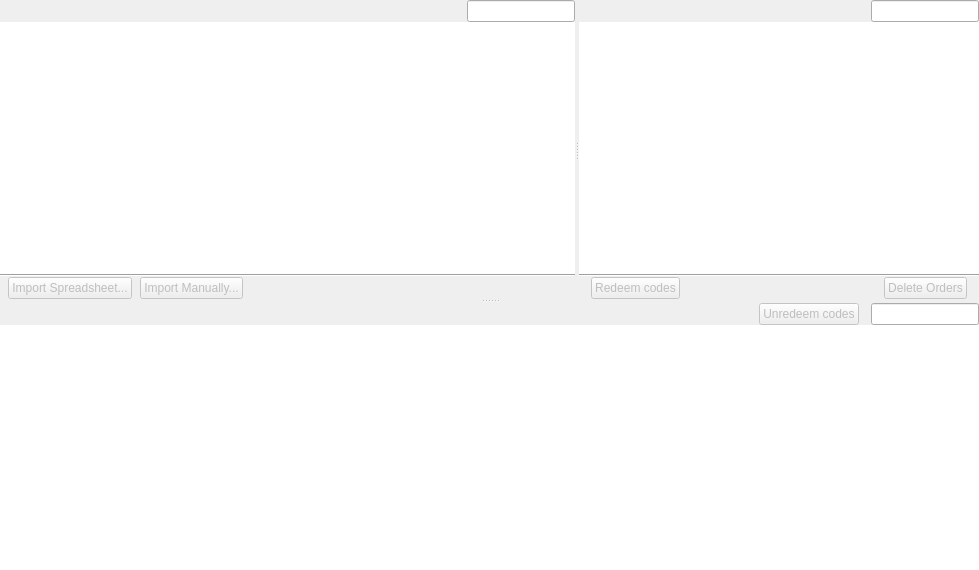
Above: FWAdminLib/IOSVPPCodeManagementWidget.ui from fw-dev/translations before the change. Below: the same form after it.
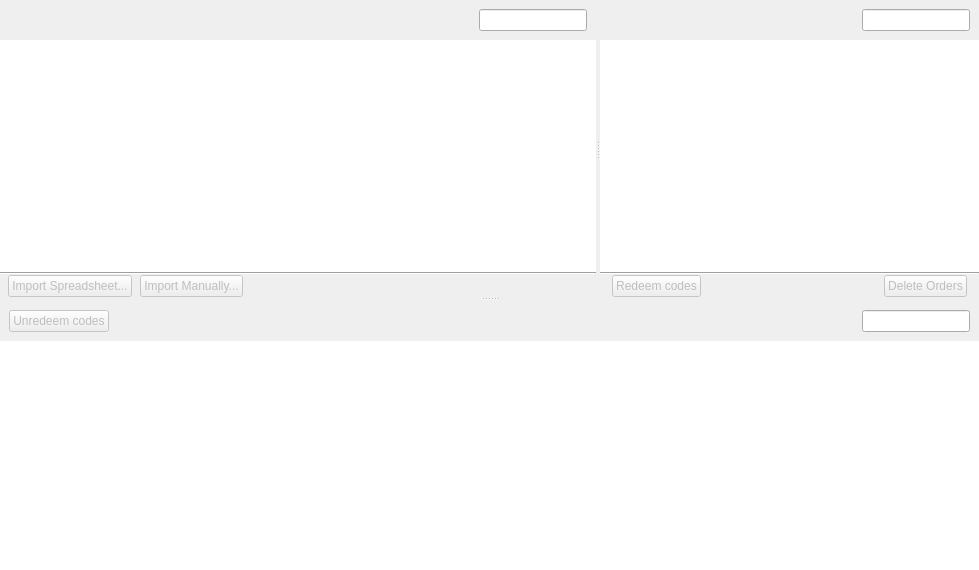
That is the form after the change. Custom widgets are drawn as their Qt base class.

Diff of the .ui file:
```diff
--- a/FWAdminLib/IOSVPPCodeManagementWidget.ui
+++ b/FWAdminLib/IOSVPPCodeManagementWidget.ui
@@ -35,36 +35,8 @@
          <number>0</number>
         </property>
         <item>
+         <widget class="ViewSearchHeader" name="filesetHeaer" native="true">
          <layout class="QHBoxLayout" name="horizontalLayout_5">
-          <item>
-           <spacer name="horizontalSpacer_9">
-            <property name="orientation">
-             <enum>Qt::Horizontal</enum>
-            </property>
-            <property name="sizeType">
-             <enum>QSizePolicy::Minimum</enum>
-            </property>
-            <property name="sizeHint" stdset="0">
-             <size>
-              <width>12</width>
-              <height>0</height>
-             </size>
-            </property>
-           </spacer>
-          </item>
-          <item>
-           <widget class="QLabel" name="filesetCountLabel">
-            <property name="minimumSize">
-             <size>
-              <width>100</width>
-              <height>0</height>
-             </size>
-            </property>
-            <property name="text">
-             <string/>
-            </property>
-           </widget>
-          </item>
           <item>
            <spacer name="horizontalSpacer_3">
             <property name="orientation">
@@ -78,6 +50,13 @@
             </property>
            </spacer>
           </item>
+           <item>
+            <widget class="QLabel" name="filesetCountLabel">
+             <property name="text">
+              <string/>
+             </property>
+            </widget>
+           </item>
           <item>
            <widget class="SearchLineEdit" name="filesetSearch">
             <property name="sizePolicy">
@@ -95,6 +74,7 @@
            </widget>
           </item>
          </layout>
+         </widget>
         </item>
         <item>
          <layout class="QVBoxLayout" name="filesetLayout">
@@ -102,7 +82,7 @@
            <number>0</number>
           </property>
           <item>
-           <widget class="StandardTreeView" name="iosFilesetsView">
+           <widget class="StyledTreeView" name="iosFilesetsView">
             <property name="sizePolicy">
              <sizepolicy hsizetype="Expanding" vsizetype="MinimumExpanding">
               <horstretch>0</horstretch>
@@ -142,6 +122,9 @@
             <attribute name="headerDefaultSectionSize">
              <number>200</number>
             </attribute>
+            <attribute name="headerStretchLastSection">
+             <bool>true</bool>
+            </attribute>
            </widget>
           </item>
           <item>
@@ -216,23 +199,34 @@
          <number>0</number>
         </property>
         <item>
+         <widget class="ViewSearchHeader" name="codesHeader" native="true">
          <layout class="QHBoxLayout" name="horizontalLayout_3">
           <item>
-           <spacer name="horizontalSpacer_7">
+            <spacer name="horizontalSpacer_4">
             <property name="orientation">
              <enum>Qt::Horizontal</enum>
             </property>
-            <property name="sizeType">
-             <enum>QSizePolicy::Minimum</enum>
-            </property>
             <property name="sizeHint" stdset="0">
              <size>
-              <width>12</width>
+               <width>0</width>
               <height>0</height>
              </size>
             </property>
            </spacer>
           </item>
+           <item>
+            <widget class="QLabel" name="vppCountLabel">
+             <property name="minimumSize">
+              <size>
+               <width>0</width>
+               <height>0</height>
+              </size>
+             </property>
+             <property name="text">
+              <string/>
+             </property>
+            </widget>
+           </item>
           <item>
            <widget class="CircularProgressIndicator" name="circularProgress" native="true">
             <property name="minimumSize">
@@ -249,32 +243,6 @@
             </property>
            </widget>
           </item>
-          <item>
-           <widget class="QLabel" name="vppCountLabel">
-            <property name="minimumSize">
-             <size>
-              <width>100</width>
-              <height>0</height>
-             </size>
-            </property>
-            <property name="text">
-             <string/>
-            </property>
-           </widget>
-          </item>
-          <item>
-           <spacer name="horizontalSpacer_4">
-            <property name="orientation">
-             <enum>Qt::Horizontal</enum>
-            </property>
-            <property name="sizeHint" stdset="0">
-             <size>
-              <width>40</width>
-              <height>20</height>
-             </size>
-            </property>
-           </spacer>
-          </item>
           <item>
            <widget class="SearchLineEdit" name="codesSearch">
             <property name="sizePolicy">
@@ -292,12 +260,10 @@
            </widget>
           </item>
          </layout>
+         </widget>
         </item>
         <item>
-         <widget class="StandardTreeView" name="iosCodesTree">
-          <property name="styleSheet">
-           <string notr="true"/>
-          </property>
+         <widget class="StyledTreeView" name="iosCodesTree">
           <property name="frameShape">
            <enum>QFrame::NoFrame</enum>
           </property>
@@ -401,49 +367,8 @@
         <number>0</number>
        </property>
        <item>
+        <widget class="ViewSearchHeader" name="redemptionEventHeader" native="true">
         <layout class="QHBoxLayout" name="horizontalLayout_2">
-         <property name="spacing">
-          <number>0</number>
-         </property>
-         <item>
-          <spacer name="horizontalSpacer_8">
-           <property name="orientation">
-            <enum>Qt::Horizontal</enum>
-           </property>
-           <property name="sizeType">
-            <enum>QSizePolicy::Minimum</enum>
-           </property>
-           <property name="sizeHint" stdset="0">
-            <size>
-             <width>12</width>
-             <height>0</height>
-            </size>
-           </property>
-          </spacer>
-         </item>
-         <item>
-          <widget class="QLabel" name="redemptionEventCount">
-           <property name="text">
-            <string/>
-           </property>
-           <property name="margin">
-            <number>0</number>
-           </property>
-          </widget>
-         </item>
-         <item>
-          <spacer name="horizontalSpacer_16">
-           <property name="orientation">
-            <enum>Qt::Horizontal</enum>
-           </property>
-           <property name="sizeHint" stdset="0">
-            <size>
-             <width>40</width>
-             <height>20</height>
-            </size>
-           </property>
-          </spacer>
-         </item>
          <item>
           <widget class="QPushButton" name="unredeemButton">
            <property name="enabled">
@@ -455,21 +380,28 @@
           </widget>
          </item>
          <item>
-          <spacer name="horizontalSpacer_10">
+           <spacer name="horizontalSpacer_16">
            <property name="orientation">
             <enum>Qt::Horizontal</enum>
            </property>
-           <property name="sizeType">
-            <enum>QSizePolicy::Minimum</enum>
-           </property>
            <property name="sizeHint" stdset="0">
             <size>
-             <width>12</width>
-             <height>0</height>
+              <width>40</width>
+              <height>20</height>
             </size>
            </property>
           </spacer>
          </item>
+          <item>
+           <widget class="QLabel" name="redemptionEventCount">
+            <property name="text">
+             <string/>
+            </property>
+            <property name="margin">
+             <number>0</number>
+            </property>
+           </widget>
+          </item>
          <item>
           <widget class="SearchLineEdit" name="redemptionEventSearch">
            <property name="sizePolicy">
@@ -487,9 +419,10 @@
           </widget>
          </item>
         </layout>
+        </widget>
        </item>
        <item>
-        <widget class="StandardTreeView" name="iosRedemptionEventsView">
+        <widget class="StyledTreeView" name="iosRedemptionEventsView">
          <property name="frameShape">
           <enum>QFrame::NoFrame</enum>
          </property>
@@ -513,13 +446,6 @@
          </attribute>
         </widget>
        </item>
-       <item>
-        <layout class="QHBoxLayout" name="horizontalLayout_6">
-         <property name="spacing">
-          <number>0</number>
-         </property>
-        </layout>
-       </item>
       </layout>
      </widget>
     </widget>
@@ -528,9 +454,9 @@
  </widget>
  <customwidgets>
   <customwidget>
-   <class>PrettySplitter</class>
-   <extends>QSplitter</extends>
-   <header>FileWaveGuiLib/prettysplitter/prettysplitter.h</header>
+   <class>CircularProgressIndicator</class>
+   <extends>QWidget</extends>
+   <header>FileWaveGuiLib/circularprogressindicator.h</header>
    <container>1</container>
   </customwidget>
   <customwidget>
@@ -539,15 +465,21 @@
    <header>FileWaveGuiLib/searchlineedit/searchlineedit.h</header>
   </customwidget>
   <customwidget>
-   <class>CircularProgressIndicator</class>
+   <class>ViewSearchHeader</class>
    <extends>QWidget</extends>
-   <header>FileWaveGuiLib/circularprogressindicator.h</header>
+   <header>FWAdminLib/ViewSearchHeader.h</header>
    <container>1</container>
   </customwidget>
   <customwidget>
-   <class>StandardTreeView</class>
+   <class>PrettySplitter</class>
+   <extends>QSplitter</extends>
+   <header>FileWaveGuiLib/prettysplitter/prettysplitter.h</header>
+   <container>1</container>
+  </customwidget>
+  <customwidget>
+   <class>StyledTreeView</class>
    <extends>QTreeView</extends>
-   <header>FileWaveGuiLib/StandardTreeView.h</header>
+   <header>FileWaveGuiLib/styledviews/styledtreeview.h</header>
   </customwidget>
  </customwidgets>
  <resources/>
```
Lines whose indentation alone changed are shown as unchanged.
